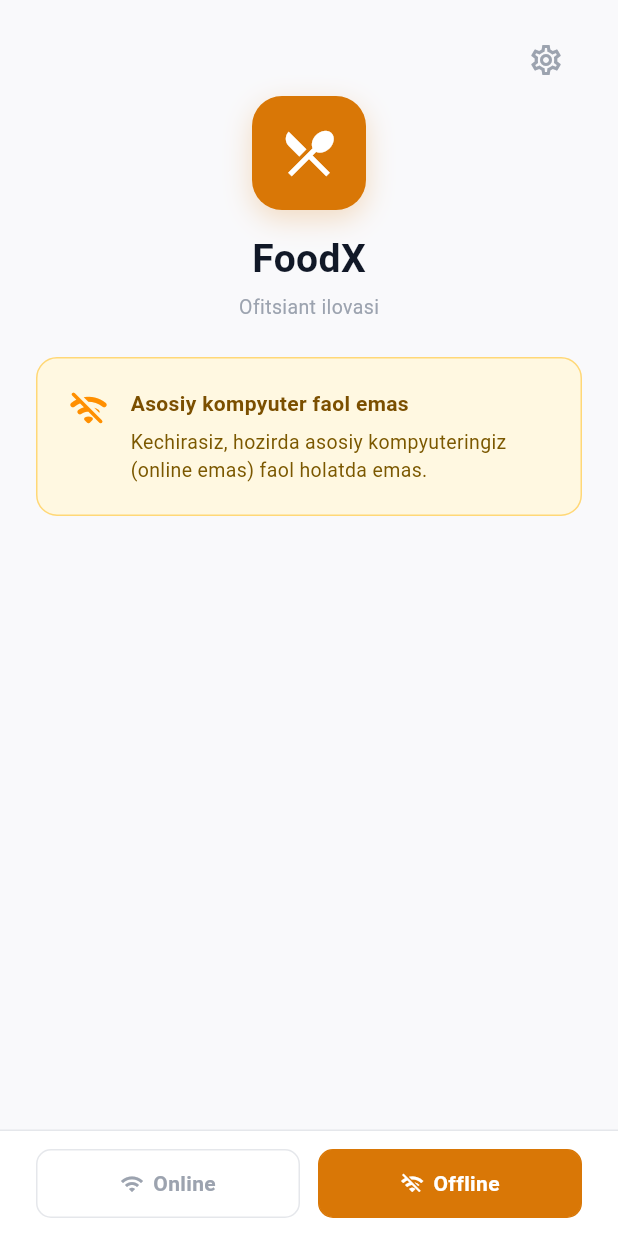
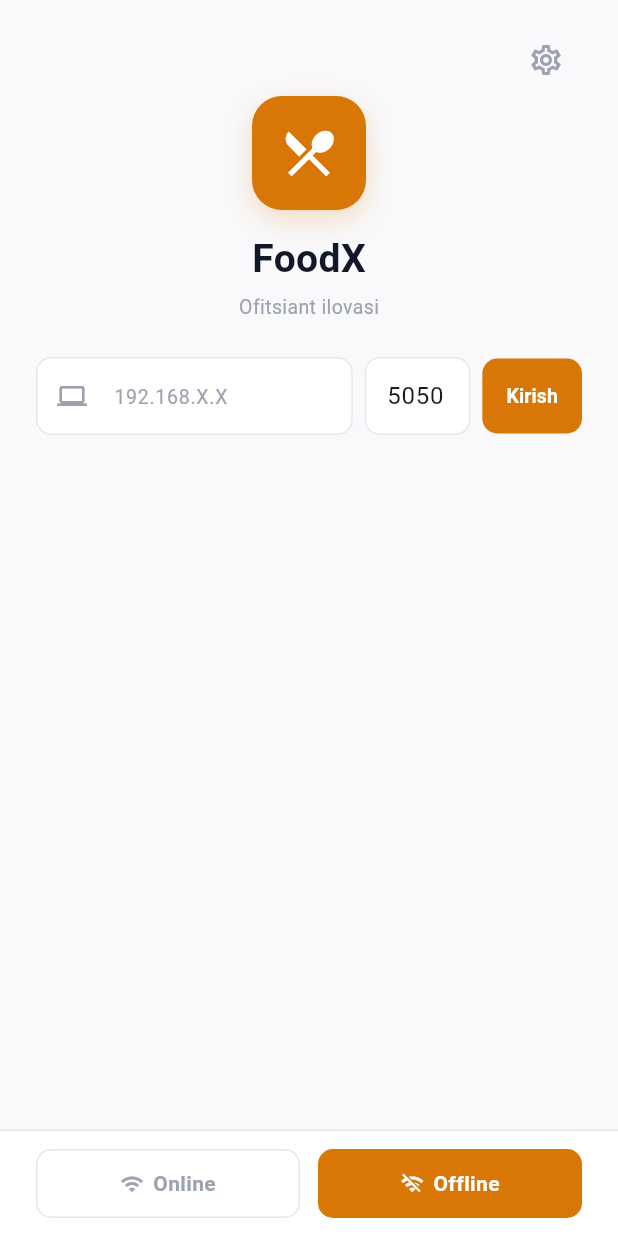
Before and after one commit to sukhrobrich/foodXMobile, a Flutter app: the screen it shows after launch, after a tap on "Offline", on a phone screen of 412 x 824 dp. Run offline on Flutter 3.47's test engine with Material 3 defaults, Android fonts, the phone set to English and light mode, and no system bars; our stand-ins replace shared_preferences.

Commit message:
Initial Komfeccxsssccss1211122ss

```diff
--- a/lib/screens/login_screen.dart
+++ b/lib/screens/login_screen.dart
@@ -29,7 +29,8 @@ class _LoginScreenState extends State<LoginScreen> {
   String? _warning;
 
   // ── Offline ───────────────────────────────────────────
-  final _ipCtrl = TextEditingController();
+  final _ipCtrl   = TextEditingController();
+  final _portCtrl = TextEditingController(text: '5050');
   bool    _offLoading   = false;
   String? _offError;
   List<dynamic> _staff  = [];
@@ -49,6 +50,7 @@ class _LoginScreenState extends State<LoginScreen> {
     _loginCtrl.dispose();
     _passCtrl.dispose();
     _ipCtrl.dispose();
+    _portCtrl.dispose();
     super.dispose();
   }
 
@@ -149,10 +151,11 @@ class _LoginScreenState extends State<LoginScreen> {
 
   // ── Offline: ulanish ──────────────────────────────────
   String _buildUrl(String ip) {
-    final s = ip.trim();
+    final s    = ip.trim();
+    final port = _portCtrl.text.trim().isEmpty ? '5050' : _portCtrl.text.trim();
     if (s.isEmpty) return AppConfig.centralUrl;
     if (s.startsWith('http://') || s.startsWith('https://')) return s;
-    return 'http://$s:5050';
+    return 'http://$s:$port';
   }
 
   Future<void> _offConnect() async {
@@ -626,42 +629,115 @@ class _LoginScreenState extends State<LoginScreen> {
 
   // ── Offline kontent ───────────────────────────────────
   Widget _buildOfflineContent() {
-    return Container(
-      padding: const EdgeInsets.all(20),
-      decoration: BoxDecoration(
-        color: const Color(0xFFFFF8E1),
-        borderRadius: BorderRadius.circular(14),
-        border: Border.all(color: const Color(0xFFFFB300).withAlpha(120)),
-      ),
-      child: Row(
-        crossAxisAlignment: CrossAxisAlignment.start,
-        children: [
-          const Icon(Icons.wifi_off_rounded,
-              color: Color(0xFFFF8F00), size: 28),
-          const SizedBox(width: 14),
-          const Expanded(
-            child: Column(
-              crossAxisAlignment: CrossAxisAlignment.start,
-              children: [
-                Text(
-                  'Asosiy kompyuter faol emas',
-                  style: TextStyle(
-                      fontSize: 14,
-                      fontWeight: FontWeight.bold,
-                      color: Color(0xFF7B4F00)),
-                ),
-                SizedBox(height: 6),
-                Text(
-                  'Kechirasiz, hozirda asosiy kompyuteringiz '
-                  '(online emas) faol holatda emas.',
-                  style: TextStyle(
-                      fontSize: 13, color: Color(0xFF7B5800)),
-                ),
-              ],
+    return Column(
+      crossAxisAlignment: CrossAxisAlignment.start,
+      children: [
+        // IP + Port qatori
+        Row(children: [
+          Expanded(
+            flex: 3,
+            child: TextField(
+              controller: _ipCtrl,
+              keyboardType: TextInputType.url,
+              textInputAction: TextInputAction.done,
+              onSubmitted: (_) => _offConnect(),
+              decoration: InputDecoration(
+                hintText: '192.168.X.X',
+                hintStyle: const TextStyle(
+                    color: AppColors.textMuted, fontSize: 13),
+                prefixIcon: const Icon(Icons.computer_outlined,
+                    color: AppColors.textMuted, size: 20),
+                filled: true,
+                fillColor: Colors.white,
+                contentPadding: const EdgeInsets.symmetric(
+                    horizontal: 14, vertical: 14),
+                border: OutlineInputBorder(
+                    borderRadius: BorderRadius.circular(10),
+                    borderSide:
+                        const BorderSide(color: AppColors.border)),
+                enabledBorder: OutlineInputBorder(
+                    borderRadius: BorderRadius.circular(10),
+                    borderSide:
+                        const BorderSide(color: AppColors.border)),
+                focusedBorder: OutlineInputBorder(
+                    borderRadius: BorderRadius.circular(10),
+                    borderSide: const BorderSide(
+                        color: AppColors.primary, width: 1.5)),
+              ),
             ),
           ),
+          const SizedBox(width: 8),
+          Expanded(
+            flex: 1,
+            child: TextField(
+              controller: _portCtrl,
+              keyboardType: TextInputType.number,
+              textInputAction: TextInputAction.done,
+              onSubmitted: (_) => _offConnect(),
+              textAlign: TextAlign.center,
+              decoration: InputDecoration(
+                hintText: '5050',
+                hintStyle: const TextStyle(
+                    color: AppColors.textMuted, fontSize: 13),
+                filled: true,
+                fillColor: Colors.white,
+                contentPadding: const EdgeInsets.symmetric(
+                    horizontal: 8, vertical: 14),
+                border: OutlineInputBorder(
+                    borderRadius: BorderRadius.circular(10),
+                    borderSide:
+                        const BorderSide(color: AppColors.border)),
+                enabledBorder: OutlineInputBorder(
+                    borderRadius: BorderRadius.circular(10),
+                    borderSide:
+                        const BorderSide(color: AppColors.border)),
+                focusedBorder: OutlineInputBorder(
+                    borderRadius: BorderRadius.circular(10),
+                    borderSide: const BorderSide(
+                        color: AppColors.primary, width: 1.5)),
+              ),
+            ),
+          ),
+          const SizedBox(width: 8),
+          SizedBox(
+            height: 50,
+            child: ElevatedButton(
+              onPressed: _offLoading ? null : _offConnect,
+              style: ElevatedButton.styleFrom(
+                backgroundColor: AppColors.primary,
+                foregroundColor: Colors.white,
+                disabledBackgroundColor:
+                    AppColors.primary.withAlpha(100),
+                shape: RoundedRectangleBorder(
+                    borderRadius: BorderRadius.circular(10)),
+                elevation: 0,
+                padding:
+                    const EdgeInsets.symmetric(horizontal: 16),
+              ),
+              child: _offLoading
+                  ? const SizedBox(
+                      width: 18, height: 18,
+                      child: CircularProgressIndicator(
+                          color: Colors.white, strokeWidth: 2))
+                  : const Text('Kirish',
+                      style: TextStyle(
+                          fontWeight: FontWeight.bold,
+                          fontSize: 13)),
+            ),
+          ),
+        ]),
+
+        if (_offError != null) ...[
+          const SizedBox(height: 12),
+          _errorBox(_offError!),
         ],
-      ),
+
+        if (_staff.isNotEmpty) ...[
+          const SizedBox(height: 24),
+          ..._staff
+              .map((s) => _staffCard(s as Map<String, dynamic>)),
+        ],
+      ],
     );
   }
 
```
